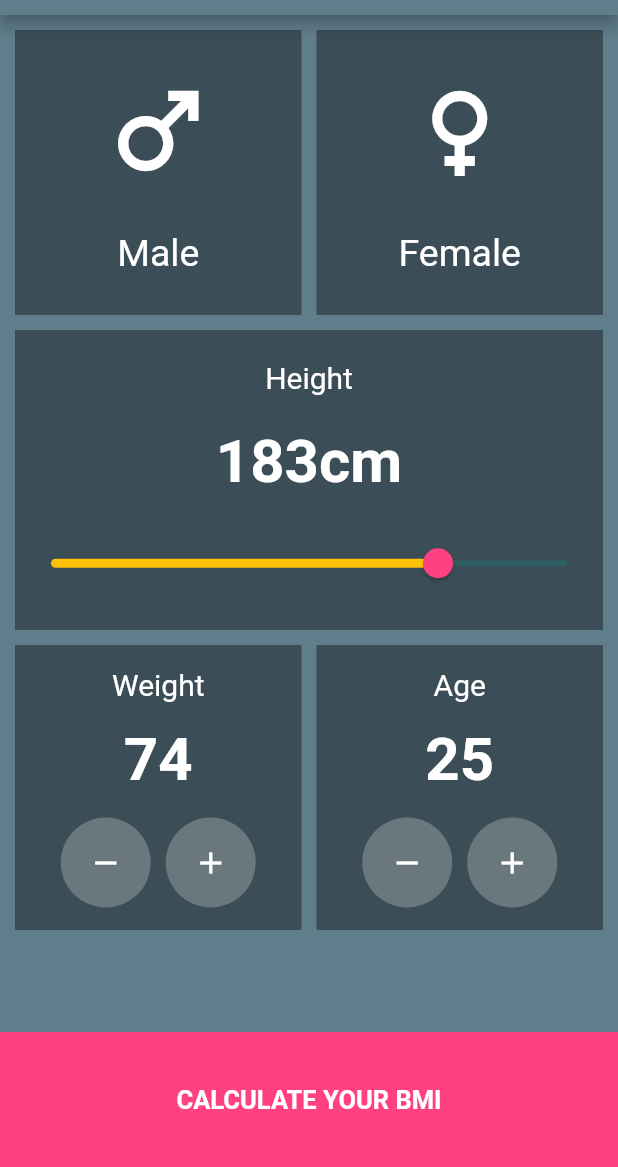
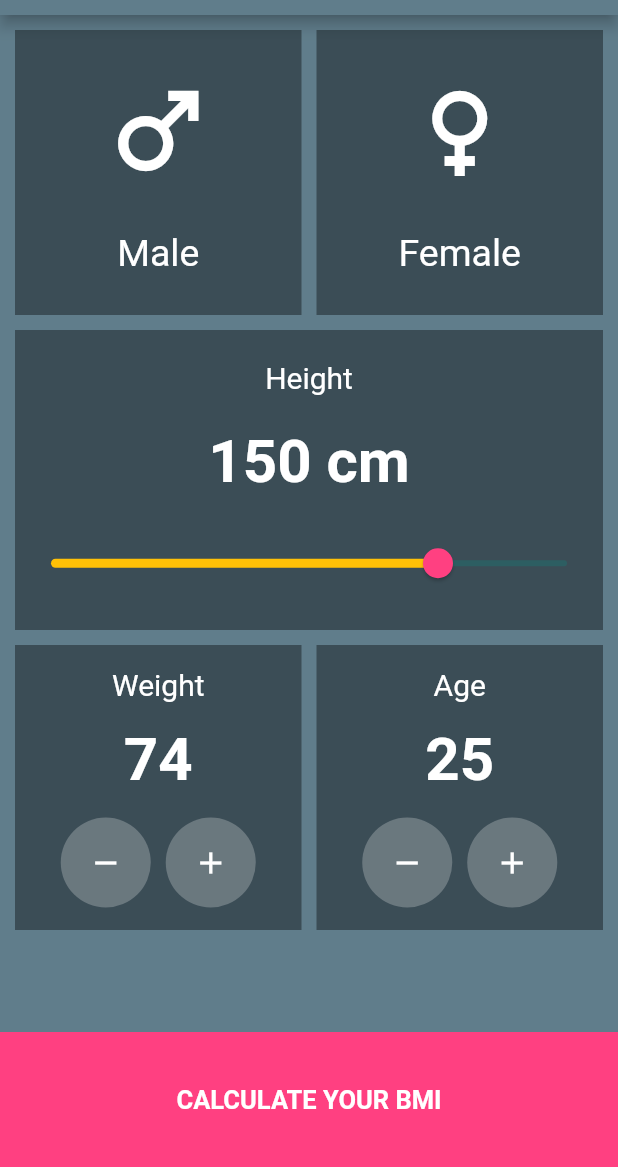
Before and after one commit to UdeepaSandakal/bmi, a Flutter app: the screen it shows after launch, on a phone screen of 412 x 824 dp, the part 69-1236 px from its top. Run offline on Flutter 3.47's test engine with Material 2 defaults, Android fonts, the phone set to English and light mode, and no system bars.

Commit message:
Slider compo actions

```diff
--- a/lib/bmi_veiw.dart
+++ b/lib/bmi_veiw.dart
@@ -1,4 +1,5 @@
 import 'package:bmi/components/gender_componet.dart';
+import 'package:bmi/components/height_component.dart';
 import 'package:flutter/material.dart';
 import 'package:flutter/src/widgets/framework.dart';
 import 'package:flutter/src/widgets/placeholder.dart';
@@ -39,34 +40,10 @@ class _BMIViewState extends State<BMIView> {
           Padding(
             padding: const EdgeInsets.symmetric(
                 horizontal: 10.0), // This will only make padding right & left
-            child: Container(
-              height: 200,
-              width: double.infinity,
-              color: Colors.black38,
-              child: Column(
-                mainAxisAlignment: MainAxisAlignment.spaceEvenly,
-                children: [
-                  Text(
-                    'Height',
-                    style: TextStyle(fontSize: 20.0, color: Colors.white),
-                  ),
-                  Text(
-                    '183cm', //This is just hard coded now
-                    style: TextStyle(
-                        fontSize: 40.0,
-                        color: Colors.white,
-                        fontWeight: FontWeight.bold),
-                  ),
-                  Slider(
-                    value: 150,
-                    onChanged: (value) {},
-                    min: 0,
-                    max: 200,
-                    activeColor: Colors.amber,
-                    thumbColor: Colors.pinkAccent,
-                  ),
-                ],
-              ),
+            child: HeightComponent(
+              height: (height) {
+                print(height);
+              },
             ),
           ),
           Padding(
--- a/lib/components/height_component.dart
+++ b/lib/components/height_component.dart
@@ -3,15 +3,17 @@ import 'package:flutter/src/widgets/placeholder.dart';
 import 'package:flutter/material.dart';
 
 class HeightComponent extends StatefulWidget {
-  Function(int) height; //To pass data to outside
+  Function(double) height; //To pass data to outside
 
-  HeightComponent({required this.height});
+  HeightComponent({required this.height}); // creating constuctor
 
   @override
   State<HeightComponent> createState() => _HeightComponentState();
 }
 
 class _HeightComponentState extends State<HeightComponent> {
+  double value = 150;
+
   @override
   Widget build(BuildContext context) {
     return Container(
@@ -26,15 +28,20 @@ class _HeightComponentState extends State<HeightComponent> {
             style: TextStyle(fontSize: 20.0, color: Colors.white),
           ),
           Text(
-            '183cm', //This is just hard coded now
+            '${value.toStringAsFixed(0)} cm', //show double value as int value
             style: TextStyle(
                 fontSize: 40.0,
                 color: Colors.white,
                 fontWeight: FontWeight.bold),
           ),
           Slider(
-            value: 150,
-            onChanged: (value) {},
+            value: value,
+            onChanged: (v) {
+              widget.height(v); //to get value into outside
+              setState(() {
+                value = v;
+              });
+            },
             min: 0,
             max: 200,
             activeColor: Colors.amber,
```
